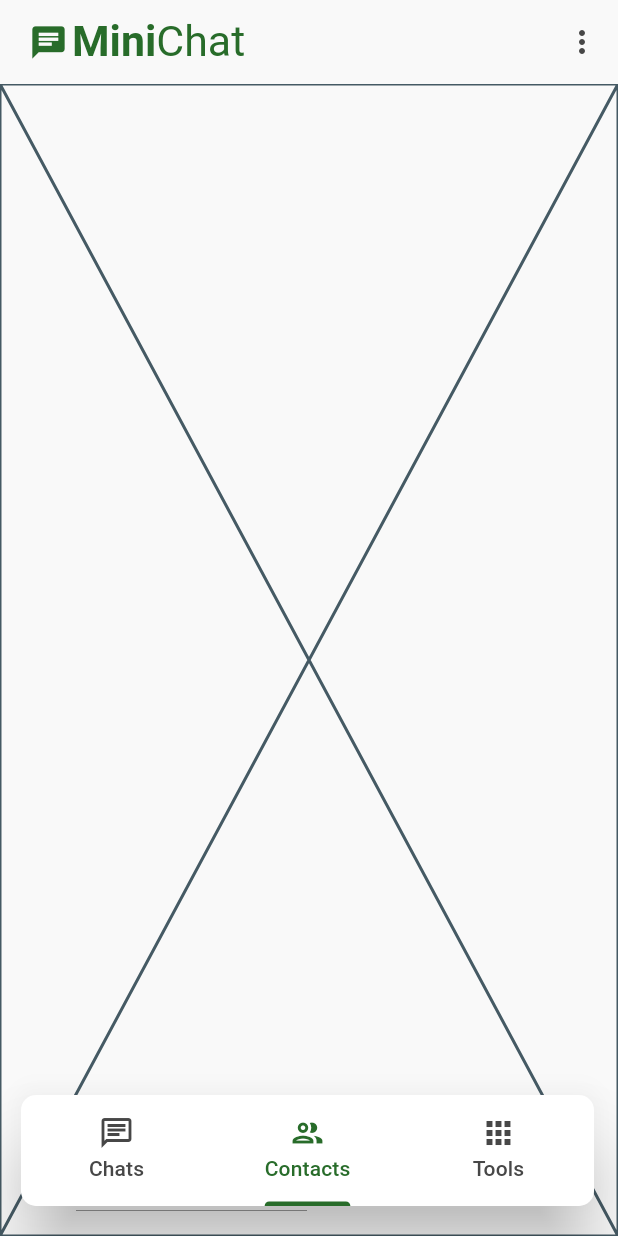
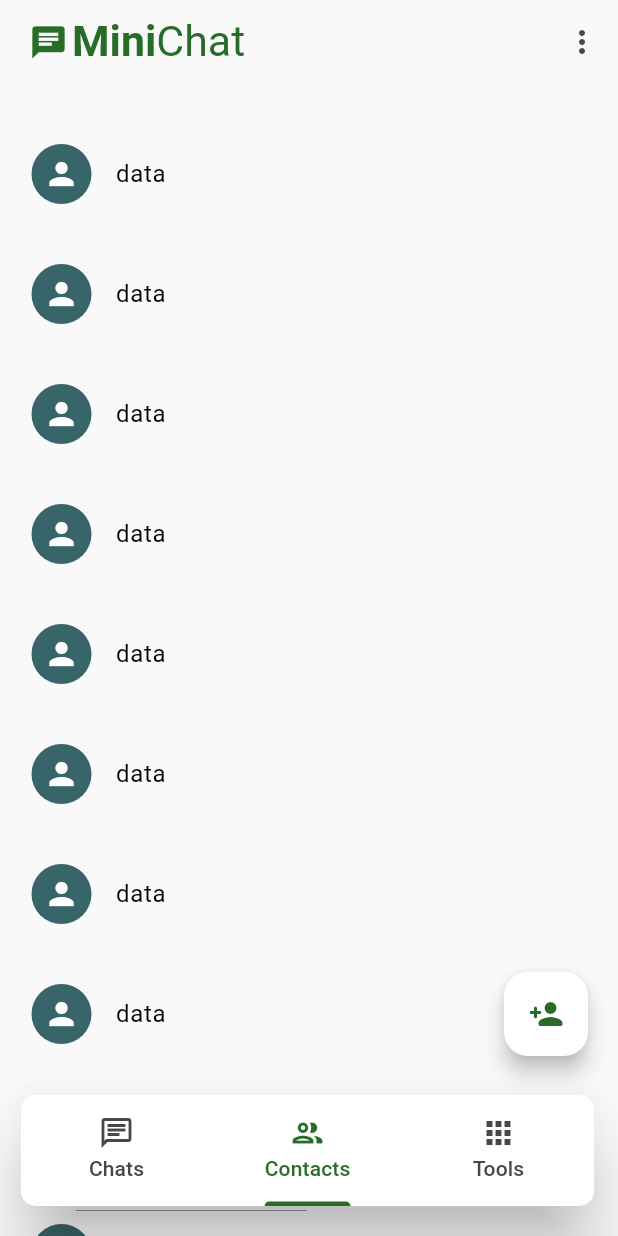
Before and after one commit to Muzakki839/flutter-minichat, a Flutter app: the screen it shows once a user with an empty profile is signed in, item 2 of the bottom bar chosen, on a phone screen of 412 x 824 dp. Run offline on Flutter 3.47's test engine with Material 3 defaults, Android fonts, the phone set to English and light mode, and no system bars; our stand-ins replace cloud_firestore, firebase_auth, firebase_core; accounts and stored records are empty; generated files the repository leaves out were written again.

Commit message:
feat: Create ContactsPage layout structure with contact list and add contact button

```diff
--- a/lib/pages/main/contacts_page.dart
+++ b/lib/pages/main/contacts_page.dart
@@ -1,10 +1,65 @@
 import 'package:flutter/material.dart';
+import 'package:minichat/pages/main_page.dart';
+import 'package:minichat/widgets/item/user_tile.dart';
 
 class ContactsPage extends StatelessWidget {
   const ContactsPage({super.key});
 
   @override
   Widget build(BuildContext context) {
-    return const Placeholder();
+    final theme = Theme.of(context).colorScheme;
+
+    return Scaffold(
+      body: Stack(
+        alignment: Alignment.bottomCenter,
+        children: [
+          // build contact list
+          Expanded(child: _buildContactList()),
+
+          // add contact button
+          Padding(
+            padding: const EdgeInsets.only(bottom: 120, right: 20),
+            child: Row(
+              mainAxisAlignment: MainAxisAlignment.end,
+              children: [
+                FloatingActionButton(
+                  onPressed: () {
+                    // TODO: create add_contact_page.dart
+                    Navigator.push(
+                      context,
+                      MaterialPageRoute(builder: (context) => MainPage()),
+                    );
+                  },
+                  backgroundColor: theme.onPrimary,
+                  foregroundColor: theme.primary,
+                  child: Icon(Icons.person_add_rounded),
+                ),
+              ],
+            ),
+          )
+        ],
+      ),
+    );
+  }
+
+  Widget _buildContactList() {
+    // TODO: load contact list using streambuilder from hive box
+    return Padding(
+      padding: const EdgeInsets.only(top: 20, bottom: 0, left: 5, right: 5),
+      child: ListView.builder(
+        itemBuilder: (context, index) {
+          return _buildContactItem();
+        },
+        itemCount: 30,
+      ),
+    );
+  }
+
+  Widget _buildContactItem() {
+    // TODO: load individual contact data
+    return UserTile(
+      text: "data",
+      onTap: () {},
+    );
   }
 }
```
